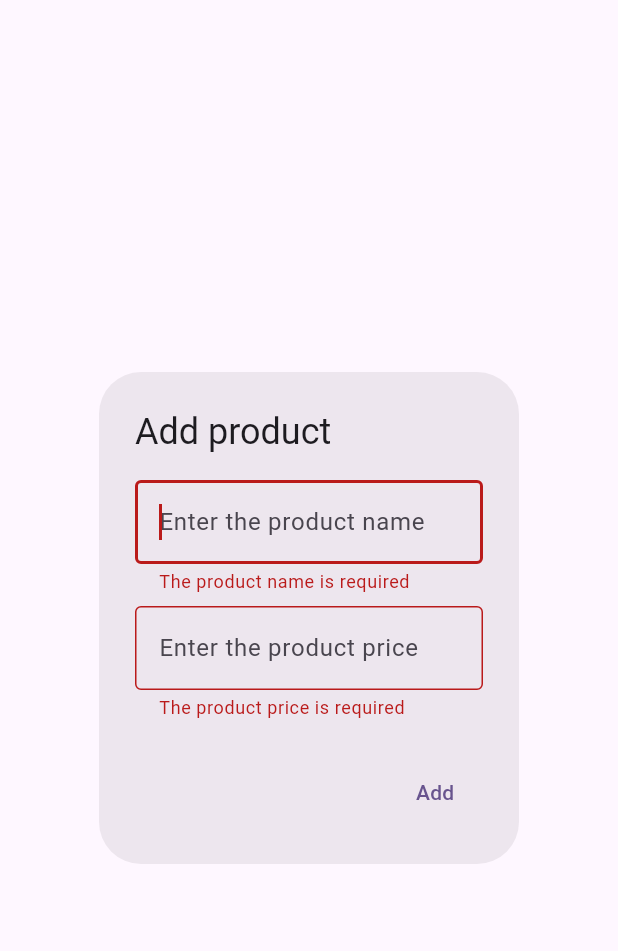
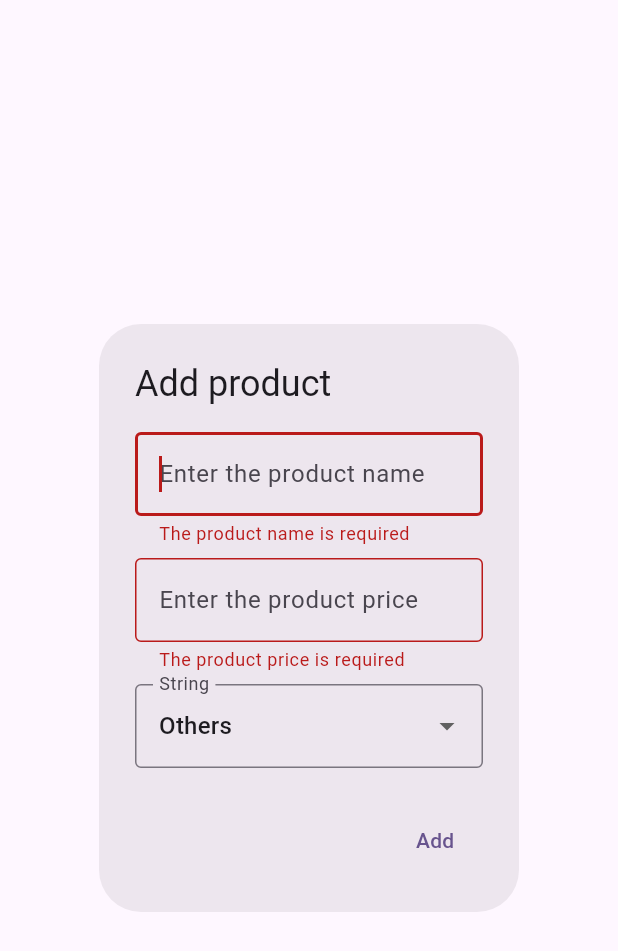
Before and after one commit to jorjaisozi/shopping-list, a Flutter app: the AddProductDialogCustom widget shown alone on an empty page, opened directly with empty values, after a tap on "Add", on a phone screen of 412 x 824 dp. Shown: the top 951 px of the screen. Run offline on Flutter 3.47's test engine with Material 3 defaults, Android fonts, the phone set to English and light mode, and no system bars.

Commit message:
feat: enter the product category

```diff
--- a/lib/features/home/data/models/product.dart
+++ b/lib/features/home/data/models/product.dart
@@ -1,6 +1,16 @@
 class Product {
-  const Product({required this.name, required this.price});
+  const Product({required this.name, required this.price, required this.category});
 
   final String name;
   final int price;
+  final String category;
 }
+
+final List<String> categories = [
+  'Food',
+  'Hygiene',
+  'Home cleaning',
+  'Home services',
+  'Transport',
+  'Others',
+];
--- a/lib/features/home/presentation/widgets/add_product_dialog_custom.dart
+++ b/lib/features/home/presentation/widgets/add_product_dialog_custom.dart
@@ -16,6 +16,7 @@ class _AddProductDialogCustomState extends State<AddProductDialogCustom> {
   final _formKey = GlobalKey<FormState>();
   final _productNameController = TextEditingController();
   final _productPriceController = TextEditingController();
+  var _category = 'Others';
 
   @override
   void dispose() {
@@ -67,6 +68,29 @@ class _AddProductDialogCustomState extends State<AddProductDialogCustom> {
                 return null;
               },
             ),
+            const SizedBox(height: 8),
+            DropdownButtonFormField<String>(
+              initialValue: _category,
+              decoration: const InputDecoration(
+                border: OutlineInputBorder(),
+                labelText: 'String',
+              ),
+              items: categories.map((category) {
+                return DropdownMenuItem<String>(
+                  value: category,
+                  child: Text(category),
+                );
+              }).toList(),
+              onChanged: (value) {
+                _category = value!;
+              },
+              validator: (value) {
+                if (value == null) {
+                  return 'Please select a _category';
+                }
+                return null;
+              },
+            ),
           ],
         ),
       ),
@@ -80,6 +104,7 @@ class _AddProductDialogCustomState extends State<AddProductDialogCustom> {
                   name: _productNameController.text.trim(),
                   price: (double.tryParse(_productPriceController.text)! * 100)
                       .round(),
+                  category: _category,
                 ),
               );
               Navigator.of(context).pop();
--- a/lib/features/home/presentation/widgets/product_list_view_custom.dart
+++ b/lib/features/home/presentation/widgets/product_list_view_custom.dart
@@ -20,7 +20,9 @@ class ProductListViewCustom extends StatelessWidget {
         Product product = products[index];
         return ListTile(
           title: Text(product.name),
-          subtitle: Text('\$${(product.price / 100).toStringAsFixed(2)}'),
+          subtitle: Text(
+            '\$${(product.price / 100).toStringAsFixed(2)} • ${product.category}',
+          ),
           trailing: IconButton(
             icon: const Icon(Icons.delete),
             onPressed: () => deleteProduct(index),
```
